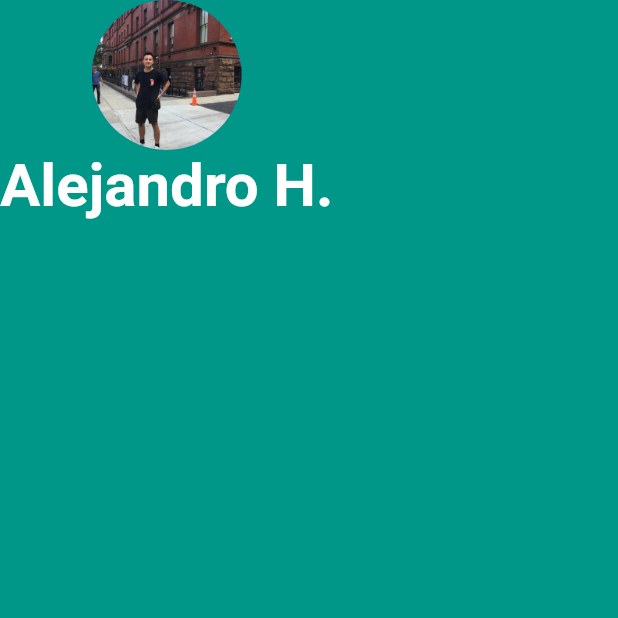
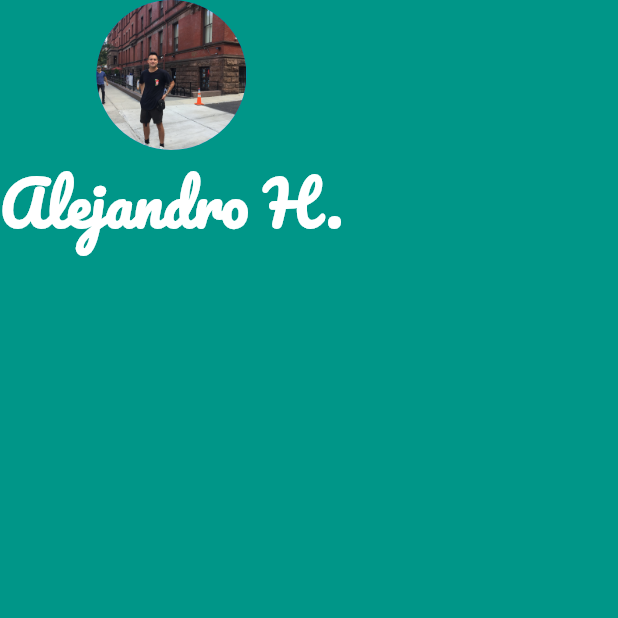
Before and after one commit to Alejandrehl/micard-app, a Flutter app: the screen it shows after launch, on a phone screen of 412 x 824 dp, the top half of it. Run offline on Flutter 3.47's test engine with Material 2 defaults, Android fonts, the phone set to English and light mode, and no system bars.

Commit message:
Fuente Aplicada

```diff
--- a/lib/main.dart
+++ b/lib/main.dart
@@ -21,6 +21,7 @@ class MyApp extends StatelessWidget {
               Text(
                 "Alejandro H.",
                 style: TextStyle(
+                  fontFamily: "Pacifico",
                   fontSize: 40.0,
                   color: Colors.white,
                   fontWeight: FontWeight.bold,
```
Also changed, not shown: 1 other file.
